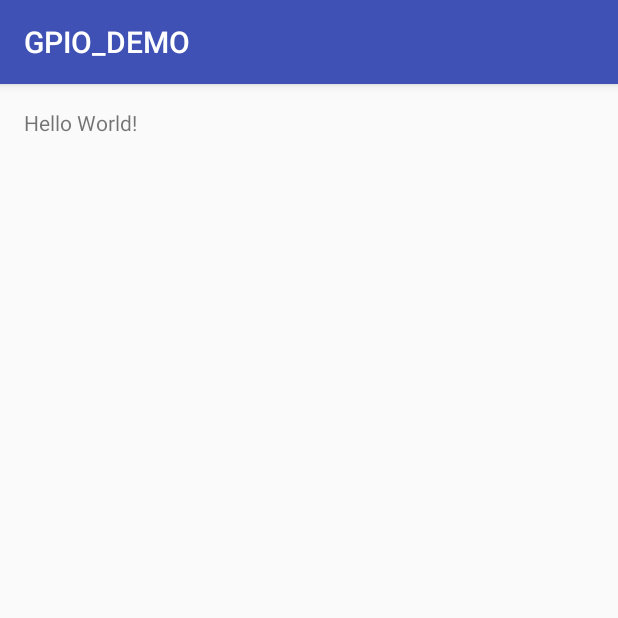
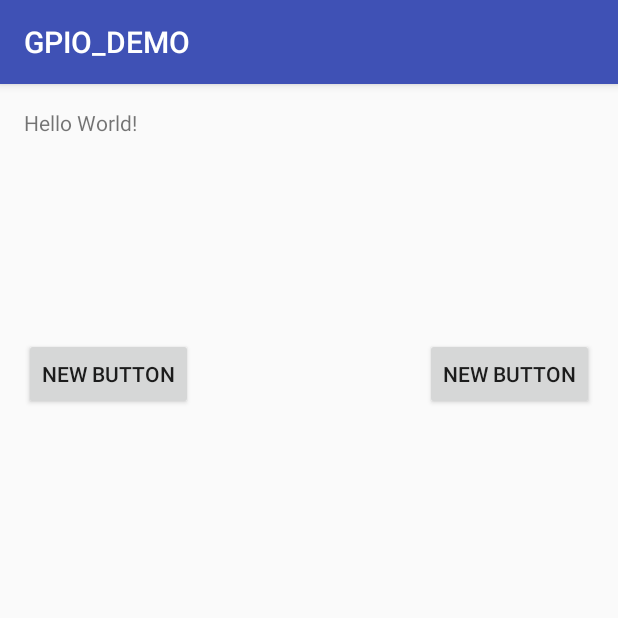
Before and after one commit to QUSIR/A20_GPIO_demo, an Android app: the screen it shows after launch (MainActivity), on a phone screen of 412 x 824 dp, the top half of it. Run offline under Robolectric (Android 15) with nearby library versions, the phone set to English and light mode, and no system bars.

```diff
--- a/GPIO_DEMO/app/src/main/java/com/example/liang/gpio_demo/MainActivity.java
+++ b/GPIO_DEMO/app/src/main/java/com/example/liang/gpio_demo/MainActivity.java
@@ -1,7 +1,10 @@
 package com.example.liang.gpio_demo;
 
+import android.os.Bundle;
 import android.support.v7.app.AppCompatActivity;
-import android.os.Bundle;
+import android.view.View;
+import android.widget.Button;
+import android.widget.TextView;
 
 public class MainActivity extends AppCompatActivity {
 
--- a/GPIO_DEMO/app/src/main/res/layout/activity_main.xml
+++ b/GPIO_DEMO/app/src/main/res/layout/activity_main.xml
@@ -12,5 +12,23 @@
     <TextView
         android:layout_width="wrap_content"
         android:layout_height="wrap_content"
-        android:text="Hello World!" />
+        android:text="Hello World!"
+        android:id="@+id/textView" />
+
+    <Button
+        android:layout_width="wrap_content"
+        android:layout_height="wrap_content"
+        android:text="New Button"
+        android:id="@+id/button"
+        android:layout_below="@+id/textView"
+        android:layout_marginTop="134dp" />
+
+    <Button
+        android:layout_width="wrap_content"
+        android:layout_height="wrap_content"
+        android:text="New Button"
+        android:id="@+id/button2"
+        android:layout_alignTop="@+id/button"
+        android:layout_alignParentRight="true"
+        android:layout_alignParentEnd="true" />
 </RelativeLayout>
```
Also changed, not shown: GPIO_DEMO/app/src/main/java/com/example/liang/gpio_demo/Gpio.java (+3 -71 lines), 2 other files.
